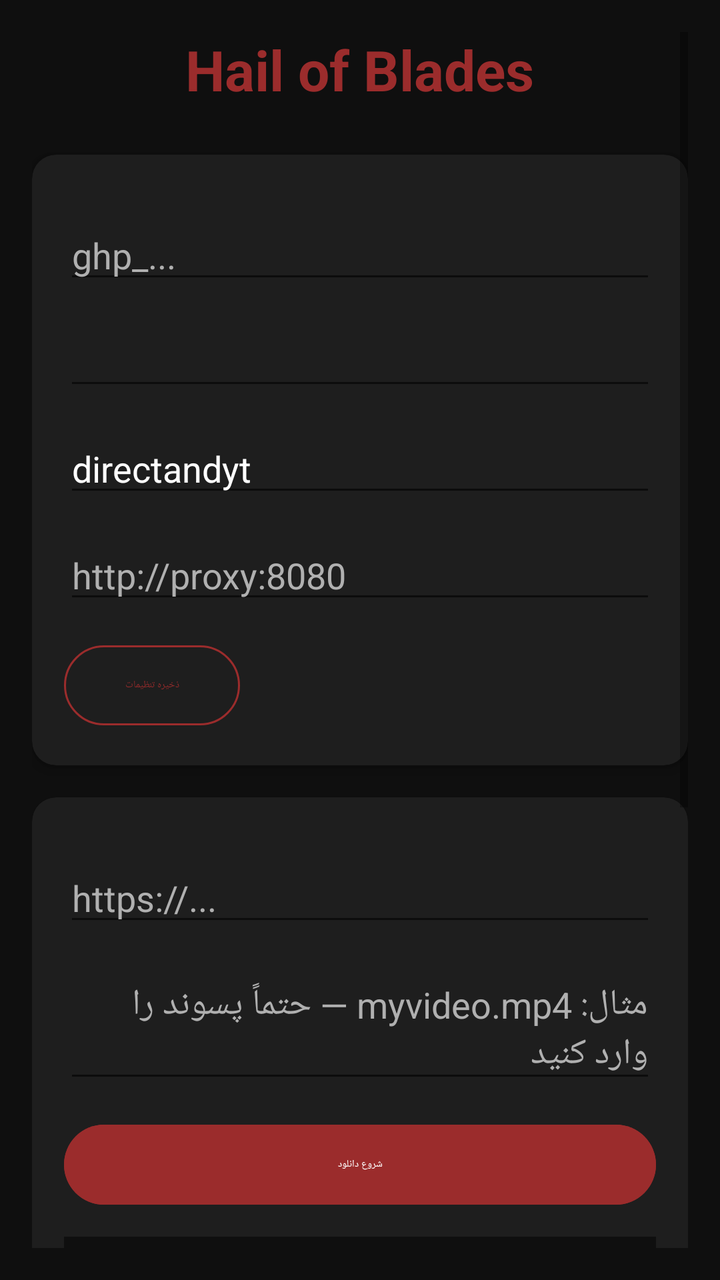
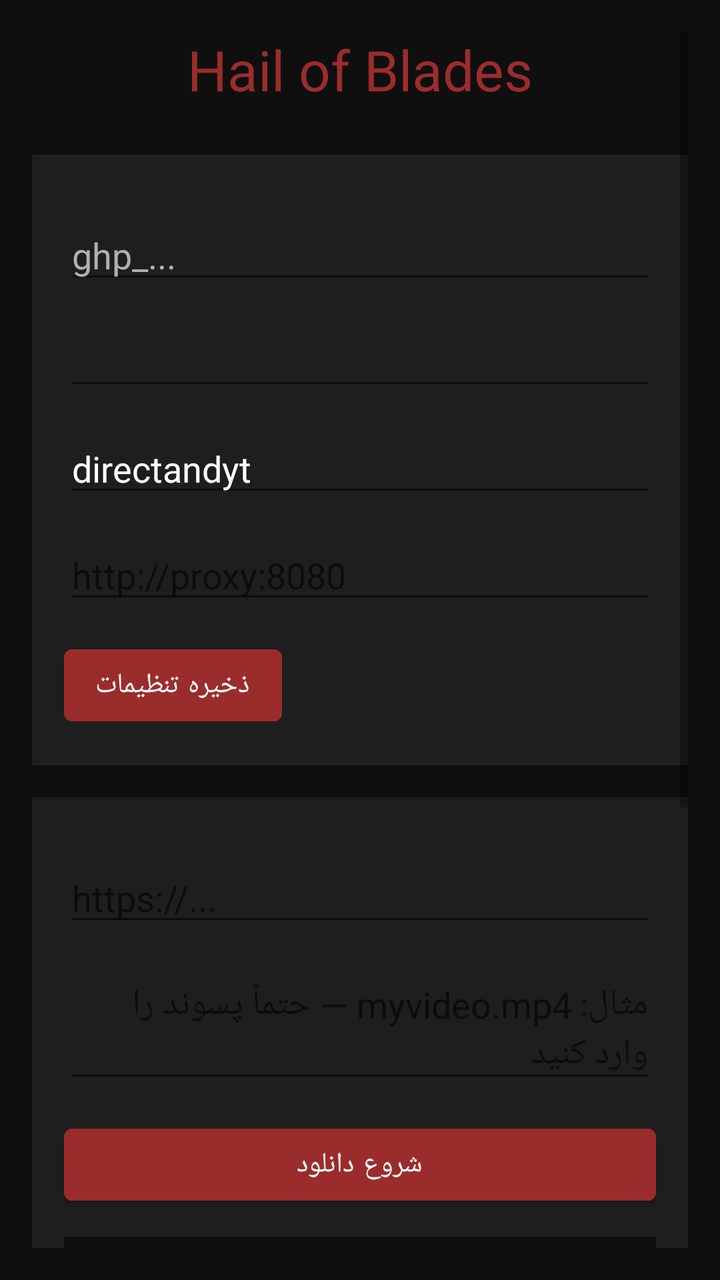

Compare the two renders of this Android layout. The source of the first and the diff that turns it into the second are given below.
<!-- AndroidManifest.xml: application theme Theme.HOB -->
<!-- res/layout/activity_main.xml -->
<?xml version="1.0" encoding="utf-8"?>
<ScrollView xmlns:android="http://schemas.android.com/apk/res/android"
    xmlns:app="http://schemas.android.com/apk/res-auto"
    android:layout_width="match_parent"
    android:layout_height="match_parent"
    android:padding="16dp"
    android:background="@color/background">

    <LinearLayout
        android:layout_width="match_parent"
        android:layout_height="wrap_content"
        android:orientation="vertical"
        android:gravity="center_horizontal">

        <TextView
            android:layout_width="wrap_content"
            android:layout_height="wrap_content"
            android:text="Hail of Blades"
            android:textSize="28sp"
            android:textStyle="bold"
            android:textColor="@color/accentRune"
            android:paddingBottom="24dp" />

        
        <com.google.android.material.card.MaterialCardView
            android:layout_width="match_parent"
            android:layout_height="wrap_content"
            android:layout_marginBottom="16dp"
            app:cardCornerRadius="12dp"
            app:cardBackgroundColor="@color/surface"
            app:cardElevation="4dp">

            <LinearLayout
                android:layout_width="match_parent"
                android:layout_height="wrap_content"
                android:orientation="vertical"
                android:padding="16dp">

                <TextView
                    android:text="تنظیمات"
                    android:textColor="@color/accentRune"
                    android:textSize="18sp"
                    android:layout_marginBottom="12dp" />

                <TextView android:text="توکن گیت‌هاب" android:textColor="@color/textSecondary"/>
                <EditText
                    android:id="@+id/tokenInput"
                    android:layout_width="match_parent"
                    android:layout_height="wrap_content"
                    android:inputType="textPassword"
                    android:hint="ghp_..."
                    android:textColor="@color/textPrimary"
                    android:textColorHint="@color/textSecondary"/>

                <TextView android:text="مالک ریپازیتوری" android:textColor="@color/textSecondary" android:layout_marginTop="12dp"/>
                <EditText
                    android:id="@+id/ownerInput"
                    android:layout_width="match_parent"
                    android:layout_height="wrap_content"
                    android:text=""
                    android:textColor="@color/textPrimary"
                    android:textColorHint="@color/textSecondary"/>

                <TextView android:text="نام ریپازیتوری" android:textColor="@color/textSecondary" android:layout_marginTop="12dp"/>
                <EditText
                    android:id="@+id/repoInput"
                    android:layout_width="match_parent"
                    android:layout_height="wrap_content"
                    android:text="directandyt"
                    android:textColor="@color/textPrimary"
                    android:textColorHint="@color/textSecondary"/>

                <TextView android:text="پروکسی (اختیاری)" android:textColor="@color/textSecondary" android:layout_marginTop="12dp"/>
                <EditText
                    android:id="@+id/proxyInput"
                    android:layout_width="match_parent"
                    android:layout_height="wrap_content"
                    android:hint="http://proxy:8080"
                    android:textColor="@color/textPrimary"
                    android:textColorHint="@color/textSecondary"/>

                <Button
                    android:id="@+id/saveSettingsButton"
                    android:layout_width="wrap_content"
                    android:layout_height="wrap_content"
                    android:text="ذخیره تنظیمات"
                    android:layout_marginTop="12dp"
                    style="@style/Widget.Material3.Button.OutlinedButton"
                    app:strokeColor="@color/accentRune"
                    android:textColor="@color/accentRune"/>

            </LinearLayout>
        </com.google.android.material.card.MaterialCardView>

        
        <com.google.android.material.card.MaterialCardView
            android:layout_width="match_parent"
            android:layout_height="wrap_content"
            android:layout_marginBottom="16dp"
            app:cardCornerRadius="12dp"
            app:cardBackgroundColor="@color/surface">

            <LinearLayout
                android:layout_width="match_parent"
                android:layout_height="wrap_content"
                android:orientation="vertical"
                android:padding="16dp">

                <TextView
                    android:text="دانلود فایل"
                    android:textColor="@color/accentRune"
                    android:textSize="18sp"
                    android:layout_marginBottom="12dp" />

                <TextView android:text="آدرس فایل (URL)" android:textColor="@color/textSecondary"/>
                <EditText
                    android:id="@+id/urlInput"
                    android:layout_width="match_parent"
                    android:layout_height="wrap_content"
                    android:hint="https://..."
                    android:textColor="@color/textPrimary"
                    android:textColorHint="@color/textSecondary"/>

                <TextView android:text="نام فایل خروجی (اختیاری)" android:textColor="@color/textSecondary" android:layout_marginTop="12dp"/>
                <EditText
                    android:id="@+id/filenameInput"
                    android:layout_width="match_parent"
                    android:layout_height="wrap_content"
                    android:hint="مثال: myvideo.mp4 — حتماً پسوند را وارد کنید"
                    android:textColor="@color/textPrimary"
                    android:textColorHint="@color/textSecondary"/>

                <Button
                    android:id="@+id/startButton"
                    android:layout_width="match_parent"
                    android:layout_height="wrap_content"
                    android:text="شروع دانلود"
                    android:layout_marginTop="12dp"
                    style="@style/Widget.Material3.Button"
                    android:backgroundTint="@color/accentRune"/>

                <ProgressBar
                    android:id="@+id/progressBar"
                    style="?android:attr/progressBarStyleHorizontal"
                    android:layout_width="match_parent"
                    android:layout_height="wrap_content"
                    android:layout_marginTop="16dp"
                    android:visibility="gone" />

                <TextView
                    android:id="@+id/logText"
                    android:layout_width="match_parent"
                    android:layout_height="150dp"
                    android:background="@color/background"
                    android:padding="8dp"
                    android:scrollbars="vertical"
                    android:gravity="top"
                    android:textColor="@color/textSecondary"
                    android:layout_marginTop="12dp" />

                <Button
                    android:id="@+id/clearLogButton"
                    android:layout_width="wrap_content"
                    android:layout_height="wrap_content"
                    android:text="پاک کردن لاگ"
                    android:layout_gravity="end"
                    style="@style/Widget.Material3.Button.TextButton"
                    android:textColor="@color/textSecondary"/>

            </LinearLayout>
        </com.google.android.material.card.MaterialCardView>

        
        <com.google.android.material.card.MaterialCardView
            android:layout_width="match_parent"
            android:layout_height="wrap_content"
            android:layout_marginBottom="16dp"
            app:cardCornerRadius="12dp"
            app:cardBackgroundColor="@color/surface">

            <LinearLayout
                android:layout_width="match_parent"
                android:layout_height="wrap_content"
                android:orientation="vertical"
                android:padding="16dp">

                <Button
                    android:id="@+id/manageFoldersButton"
                    android:layout_width="match_parent"
                    android:layout_height="wrap_content"
                    android:text="مدیریت پوشه‌های قدیمی در ریپازیتوری"
                    style="@style/Widget.Material3.Button.OutlinedButton"
                    app:strokeColor="@color/accentRune"
                    android:textColor="@color/accentRune"/>

            </LinearLayout>
        </com.google.android.material.card.MaterialCardView>

        
        <LinearLayout
            android:layout_width="match_parent"
            android:layout_height="wrap_content"
            android:orientation="horizontal"
            android:gravity="center"
            android:layout_marginTop="8dp"
            android:padding="8dp">

            <TextView
                android:id="@+id/telegramLink"
                android:layout_width="wrap_content"
                android:layout_height="wrap_content"
                android:text="📱 @Hailofblades"
                android:textColor="#0088cc"
                android:padding="8dp"
                android:clickable="true"
                android:focusable="true" />

            <TextView
                android:layout_width="wrap_content"
                android:layout_height="wrap_content"
                android:text="  |  "
                android:textColor="@color/textSecondary"/>

            <TextView
                android:id="@+id/githubLink"
                android:layout_width="wrap_content"
                android:layout_height="wrap_content"
                android:text="🐙 GitHub"
                android:textColor="#AAAAAA"
                android:padding="8dp"
                android:clickable="true"
                android:focusable="true" />
        </LinearLayout>

    </LinearLayout>
</ScrollView>
<!-- resources referenced by this layout -->
<resources>
  <color name="accentRune">#9B2C2C</color>
  <color name="background">#0F0F0F</color>
  <color name="surface">#1E1E1E</color>
  <color name="textPrimary">#FFFFFF</color>
  <color name="textSecondary">#B0B0B0</color>
  <style name="Theme.HOB" parent="Theme.MaterialComponents.DayNight.NoActionBar">
          <item name="android:windowBackground">@color/background</item>
          <item name="android:statusBarColor">@color/background</item>
          <item name="android:navigationBarColor">@color/background</item>
          <item name="colorPrimary">@color/accentRune</item>
          <item name="colorPrimaryVariant">@color/accentRuneLight</item>
          <item name="colorOnPrimary">@color/textPrimary</item>
          <item name="colorSurface">@color/surface</item>
          <item name="colorOnSurface">@color/textPrimary</item>
      </style>
  <color name="accentRuneLight">#C04444</color>
</resources>

<!-- the commit's change to res/layout/activity_main.xml (unified diff, before → after) -->
@@ -1,10 +1,9 @@
 <?xml version="1.0" encoding="utf-8"?>
 <ScrollView xmlns:android="http://schemas.android.com/apk/res/android"
-    xmlns:app="http://schemas.android.com/apk/res-auto"
     android:layout_width="match_parent"
     android:layout_height="match_parent"
     android:padding="16dp"
-    android:background="@color/background">
+    android:background="#0F0F0F">
 
     <LinearLayout
         android:layout_width="match_parent"
@@ -17,184 +16,162 @@
             android:layout_height="wrap_content"
             android:text="Hail of Blades"
             android:textSize="28sp"
-            android:textStyle="bold"
-            android:textColor="@color/accentRune"
+            android:textColor="#9B2C2C"
             android:paddingBottom="24dp" />
 
         
-        <com.google.android.material.card.MaterialCardView
-            android:layout_width="match_parent"
-            android:layout_height="wrap_content"
+        <LinearLayout
+            android:layout_width="match_parent"
+            android:layout_height="wrap_content"
+            android:orientation="vertical"
             android:layout_marginBottom="16dp"
-            app:cardCornerRadius="12dp"
-            app:cardBackgroundColor="@color/surface"
-            app:cardElevation="4dp">
-
-            <LinearLayout
-                android:layout_width="match_parent"
-                android:layout_height="wrap_content"
-                android:orientation="vertical"
-                android:padding="16dp">
-
-                <TextView
-                    android:text="تنظیمات"
-                    android:textColor="@color/accentRune"
-                    android:textSize="18sp"
-                    android:layout_marginBottom="12dp" />
-
-                <TextView android:text="توکن گیت‌هاب" android:textColor="@color/textSecondary"/>
-                <EditText
-                    android:id="@+id/tokenInput"
-                    android:layout_width="match_parent"
-                    android:layout_height="wrap_content"
-                    android:inputType="textPassword"
-                    android:hint="ghp_..."
-                    android:textColor="@color/textPrimary"
-                    android:textColorHint="@color/textSecondary"/>
-
-                <TextView android:text="مالک ریپازیتوری" android:textColor="@color/textSecondary" android:layout_marginTop="12dp"/>
-                <EditText
-                    android:id="@+id/ownerInput"
-                    android:layout_width="match_parent"
-                    android:layout_height="wrap_content"
-                    android:text=""
-                    android:textColor="@color/textPrimary"
-                    android:textColorHint="@color/textSecondary"/>
-
-                <TextView android:text="نام ریپازیتوری" android:textColor="@color/textSecondary" android:layout_marginTop="12dp"/>
-                <EditText
-                    android:id="@+id/repoInput"
-                    android:layout_width="match_parent"
-                    android:layout_height="wrap_content"
-                    android:text="directandyt"
-                    android:textColor="@color/textPrimary"
-                    android:textColorHint="@color/textSecondary"/>
-
-                <TextView android:text="پروکسی (اختیاری)" android:textColor="@color/textSecondary" android:layout_marginTop="12dp"/>
-                <EditText
-                    android:id="@+id/proxyInput"
-                    android:layout_width="match_parent"
-                    android:layout_height="wrap_content"
-                    android:hint="http://proxy:8080"
-                    android:textColor="@color/textPrimary"
-                    android:textColorHint="@color/textSecondary"/>
-
-                <Button
-                    android:id="@+id/saveSettingsButton"
-                    android:layout_width="wrap_content"
-                    android:layout_height="wrap_content"
-                    android:text="ذخیره تنظیمات"
-                    android:layout_marginTop="12dp"
-                    style="@style/Widget.Material3.Button.OutlinedButton"
-                    app:strokeColor="@color/accentRune"
-                    android:textColor="@color/accentRune"/>
-
-            </LinearLayout>
-        </com.google.android.material.card.MaterialCardView>
-
-        
-        <com.google.android.material.card.MaterialCardView
-            android:layout_width="match_parent"
-            android:layout_height="wrap_content"
+            android:padding="16dp"
+            android:background="#1E1E1E">
+
+            <TextView
+                android:text="تنظیمات"
+                android:textColor="#9B2C2C"
+                android:textSize="18sp"
+                android:layout_marginBottom="12dp" />
+
+            <TextView
+                android:text="توکن گیت‌هاب"
+                android:textColor="#B0B0B0" />
+            <EditText
+                android:id="@+id/tokenInput"
+                android:layout_width="match_parent"
+                android:layout_height="wrap_content"
+                android:inputType="textPassword"
+                android:hint="ghp_..."
+                android:textColor="#FFFFFF"
+                android:textColorHint="#B0B0B0" />
+
+            <TextView
+                android:text="مالک ریپازیتوری"
+                android:textColor="#B0B0B0"
+                android:layout_marginTop="12dp" />
+            <EditText
+                android:id="@+id/ownerInput"
+                android:layout_width="match_parent"
+                android:layout_height="wrap_content"
+                android:text=""
+                android:textColor="#FFFFFF" />
+
+            <TextView
+                android:text="نام ریپازیتوری"
+                android:textColor="#B0B0B0"
+                android:layout_marginTop="12dp" />
+            <EditText
+                android:id="@+id/repoInput"
+                android:layout_width="match_parent"
+                android:layout_height="wrap_content"
+                android:text="directandyt"
+                android:textColor="#FFFFFF" />
+
+            <TextView
+                android:text="پروکسی (اختیاری)"
+                android:textColor="#B0B0B0"
+                android:layout_marginTop="12dp" />
+            <EditText
+                android:id="@+id/proxyInput"
+                android:layout_width="match_parent"
+                android:layout_height="wrap_content"
+                android:hint="http://proxy:8080"
+                android:textColor="#FFFFFF" />
+
+            <Button
+                android:id="@+id/saveSettingsButton"
+                android:layout_width="wrap_content"
+                android:layout_height="wrap_content"
+                android:text="ذخیره تنظیمات"
+                android:layout_marginTop="12dp" />
+        </LinearLayout>
+
+        
+        <LinearLayout
+            android:layout_width="match_parent"
+            android:layout_height="wrap_content"
+            android:orientation="vertical"
             android:layout_marginBottom="16dp"
-            app:cardCornerRadius="12dp"
-            app:cardBackgroundColor="@color/surface">
-
-            <LinearLayout
-                android:layout_width="match_parent"
-                android:layout_height="wrap_content"
-                android:orientation="vertical"
-                android:padding="16dp">
-
-                <TextView
-                    android:text="دانلود فایل"
-                    android:textColor="@color/accentRune"
-                    android:textSize="18sp"
-                    android:layout_marginBottom="12dp" />
-
-                <TextView android:text="آدرس فایل (URL)" android:textColor="@color/textSecondary"/>
-                <EditText
-                    android:id="@+id/urlInput"
-                    android:layout_width="match_parent"
-                    android:layout_height="wrap_content"
-                    android:hint="https://..."
-                    android:textColor="@color/textPrimary"
-                    android:textColorHint="@color/textSecondary"/>
-
-                <TextView android:text="نام فایل خروجی (اختیاری)" android:textColor="@color/textSecondary" android:layout_marginTop="12dp"/>
-                <EditText
-                    android:id="@+id/filenameInput"
-                    android:layout_width="match_parent"
-                    android:layout_height="wrap_content"
-                    android:hint="مثال: myvideo.mp4 — حتماً پسوند را وارد کنید"
-                    android:textColor="@color/textPrimary"
-                    android:textColorHint="@color/textSecondary"/>
-
-                <Button
-                    android:id="@+id/startButton"
-                    android:layout_width="match_parent"
-                    android:layout_height="wrap_content"
-                    android:text="شروع دانلود"
-                    android:layout_marginTop="12dp"
-                    style="@style/Widget.Material3.Button"
-                    android:backgroundTint="@color/accentRune"/>
-
-                <ProgressBar
-                    android:id="@+id/progressBar"
-                    style="?android:attr/progressBarStyleHorizontal"
-                    android:layout_width="match_parent"
-                    android:layout_height="wrap_content"
-                    android:layout_marginTop="16dp"
-                    android:visibility="gone" />
-
-                <TextView
-                    android:id="@+id/logText"
-                    android:layout_width="match_parent"
-                    android:layout_height="150dp"
-                    android:background="@color/background"
-                    android:padding="8dp"
-                    android:scrollbars="vertical"
-                    android:gravity="top"
-                    android:textColor="@color/textSecondary"
-                    android:layout_marginTop="12dp" />
-
-                <Button
-                    android:id="@+id/clearLogButton"
-                    android:layout_width="wrap_content"
-                    android:layout_height="wrap_content"
-                    android:text="پاک کردن لاگ"
-                    android:layout_gravity="end"
-                    style="@style/Widget.Material3.Button.TextButton"
-                    android:textColor="@color/textSecondary"/>
-
-            </LinearLayout>
-        </com.google.android.material.card.MaterialCardView>
-
-        
-        <com.google.android.material.card.MaterialCardView
-            android:layout_width="match_parent"
-            android:layout_height="wrap_content"
+            android:padding="16dp"
+            android:background="#1E1E1E">
+
+            <TextView
+                android:text="دانلود فایل"
+                android:textColor="#9B2C2C"
+                android:textSize="18sp"
+                android:layout_marginBottom="12dp" />
+
+            <TextView
+                android:text="آدرس فایل (URL)"
+                android:textColor="#B0B0B0" />
+            <EditText
+                android:id="@+id/urlInput"
+                android:layout_width="match_parent"
+                android:layout_height="wrap_content"
+                android:hint="https://..."
+                android:textColor="#FFFFFF" />
+
+            <TextView
+                android:text="نام فایل خروجی (اختیاری)"
+                android:textColor="#B0B0B0"
+                android:layout_marginTop="12dp" />
+            <EditText
+                android:id="@+id/filenameInput"
+                android:layout_width="match_parent"
+                android:layout_height="wrap_content"
+                android:hint="مثال: myvideo.mp4 — حتماً پسوند را وارد کنید"
+                android:textColor="#FFFFFF" />
+
+            <Button
+                android:id="@+id/startButton"
+                android:layout_width="match_parent"
+                android:layout_height="wrap_content"
+                android:text="شروع دانلود"
+                android:layout_marginTop="12dp" />
+
+            <ProgressBar
+                android:id="@+id/progressBar"
+                style="?android:attr/progressBarStyleHorizontal"
+                android:layout_width="match_parent"
+                android:layout_height="wrap_content"
+                android:layout_marginTop="16dp"
+                android:visibility="gone" />
+
+            <TextView
+                android:id="@+id/logText"
+                android:layout_width="match_parent"
+                android:layout_height="150dp"
+                android:background="#0F0F0F"
+                android:padding="8dp"
+                android:scrollbars="vertical"
+                android:gravity="top"
+                android:textColor="#B0B0B0"
+                android:layout_marginTop="12dp" />
+
+            <Button
+                android:id="@+id/clearLogButton"
+                android:layout_width="wrap_content"
+                android:layout_height="wrap_content"
+                android:text="پاک کردن لاگ"
+                android:layout_gravity="end" />
+        </LinearLayout>
+
+        
+        <LinearLayout
+            android:layout_width="match_parent"
+            android:layout_height="wrap_content"
+            android:orientation="vertical"
             android:layout_marginBottom="16dp"
-            app:cardCornerRadius="12dp"
-            app:cardBackgroundColor="@color/surface">
-
-            <LinearLayout
-                android:layout_width="match_parent"
-                android:layout_height="wrap_content"
-                android:orientation="vertical"
-                android:padding="16dp">
-
-                <Button
-                    android:id="@+id/manageFoldersButton"
-                    android:layout_width="match_parent"
-                    android:layout_height="wrap_content"
-                    android:text="مدیریت پوشه‌های قدیمی در ریپازیتوری"
-                    style="@style/Widget.Material3.Button.OutlinedButton"
-                    app:strokeColor="@color/accentRune"
-                    android:textColor="@color/accentRune"/>
-
-            </LinearLayout>
-        </com.google.android.material.card.MaterialCardView>
+            android:padding="16dp"
+            android:background="#1E1E1E">
+
+            <Button
+                android:id="@+id/manageFoldersButton"
+                android:layout_width="match_parent"
+                android:layout_height="wrap_content"
+                android:text="مدیریت پوشه‌های قدیمی در ریپازیتوری" />
+        </LinearLayout>
 
         
         <LinearLayout
@@ -219,7 +196,7 @@
                 android:layout_width="wrap_content"
                 android:layout_height="wrap_content"
                 android:text="  |  "
-                android:textColor="@color/textSecondary"/>
+                android:textColor="#B0B0B0" />
 
             <TextView
                 android:id="@+id/githubLink"
<!-- resource entries referenced after the edit -->
@@ -4,7 +4,6 @@
   <color name="background">#0F0F0F</color>
   <color name="surface">#1E1E1E</color>
   <color name="textPrimary">#FFFFFF</color>
-  <color name="textSecondary">#B0B0B0</color>
   <style name="Theme.HOB" parent="Theme.MaterialComponents.DayNight.NoActionBar">
           <item name="android:windowBackground">@color/background</item>
           <item name="android:statusBarColor">@color/background</item>
